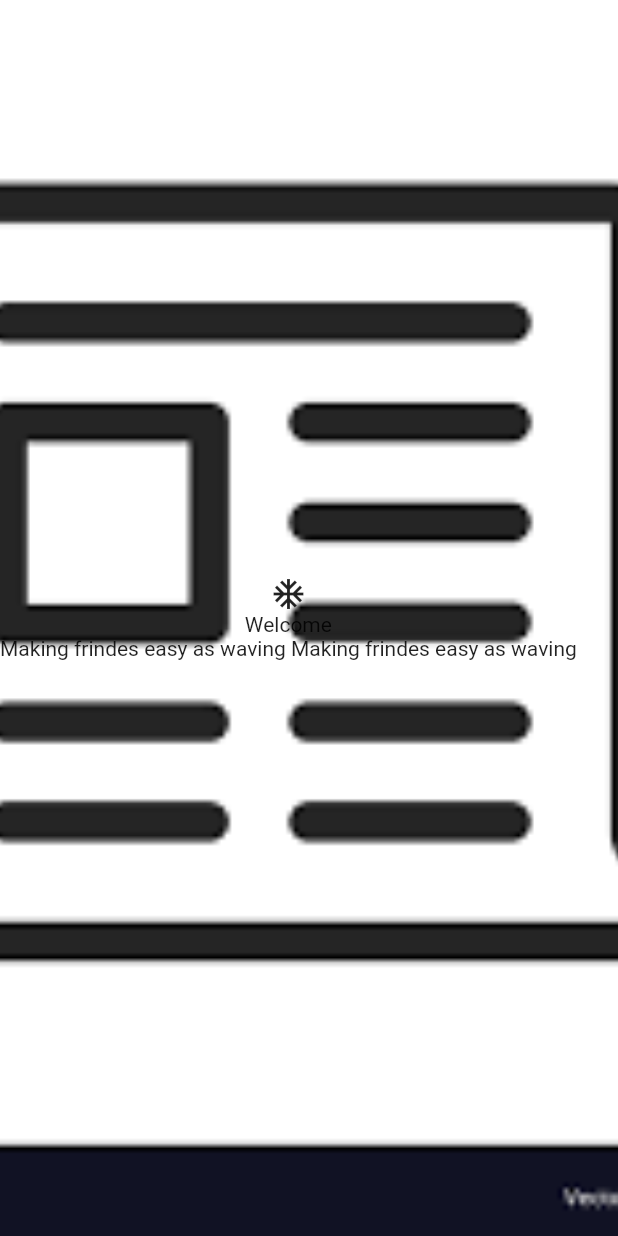
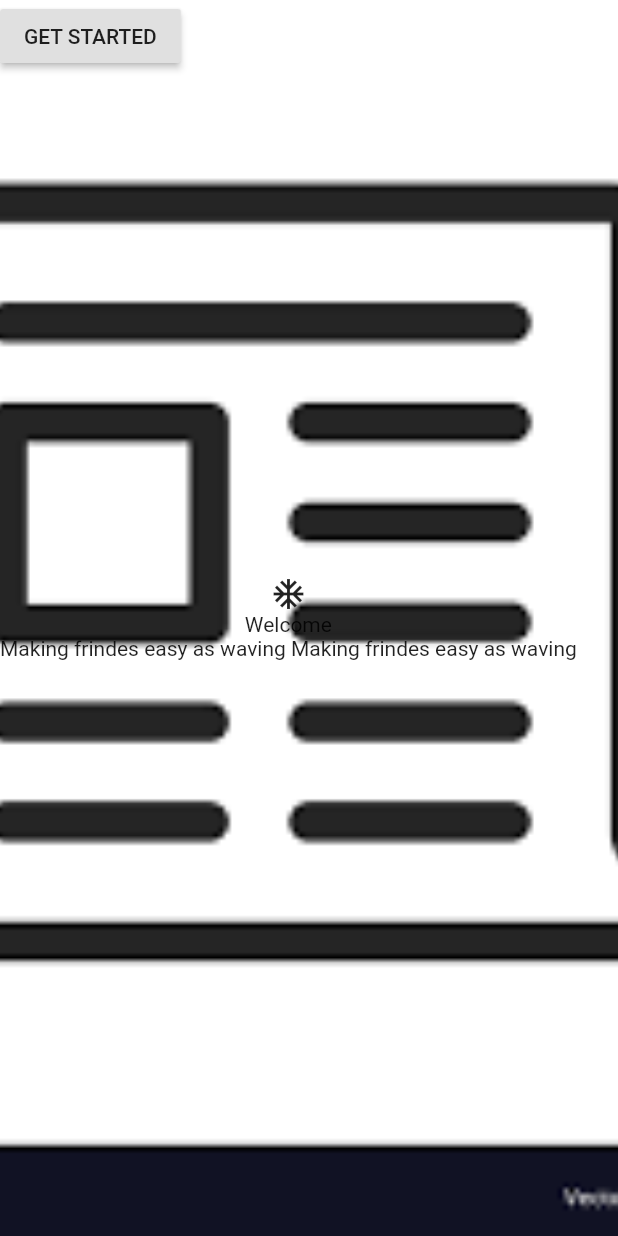
Before and after one commit to Mohammedazzam/flutter_app_003, a Flutter app: the screen it shows after launch, on a phone screen of 412 x 824 dp. Run offline on Flutter 3.47's test engine with Material 2 defaults, Android fonts, the phone set to English and light mode, and no system bars.

Commit message:
7.7(هيك وضع الbutton )

```diff
--- a/lib/onboarding.dart
+++ b/lib/onboarding.dart
@@ -38,6 +38,10 @@ class _OnBoardingState extends State<OnBoarding> {
               );
             },
             itemCount: 4,
+          ),
+          RaisedButton(
+            child: Text('GET STARTED'),
+            onPressed: (){},
           )
         ],
       ),
```
